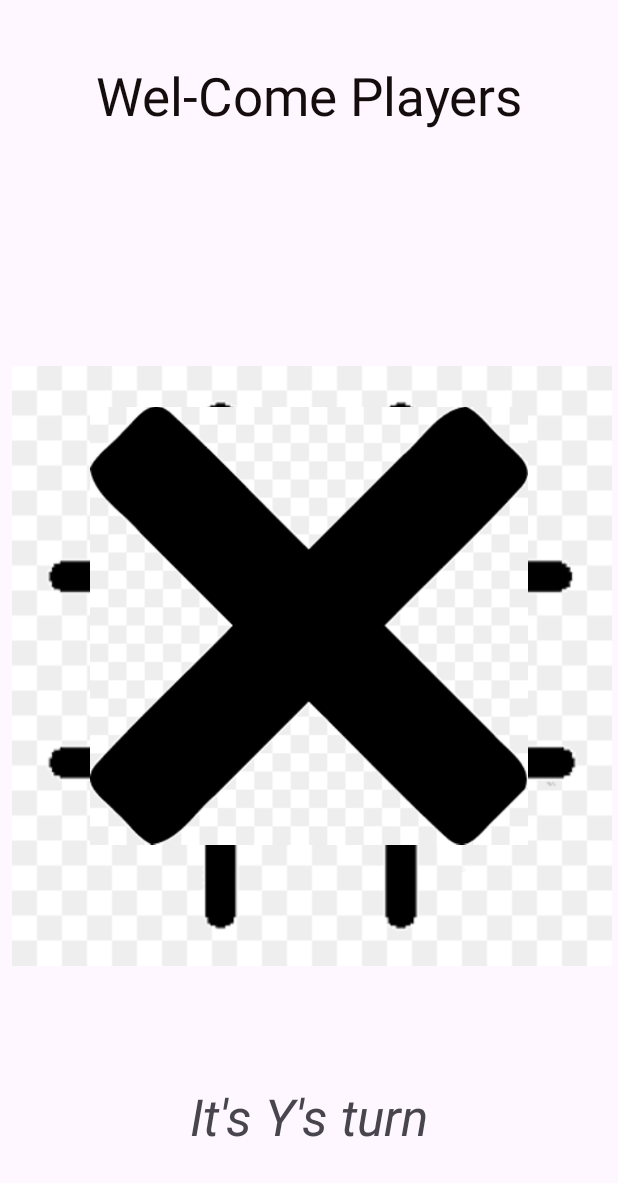
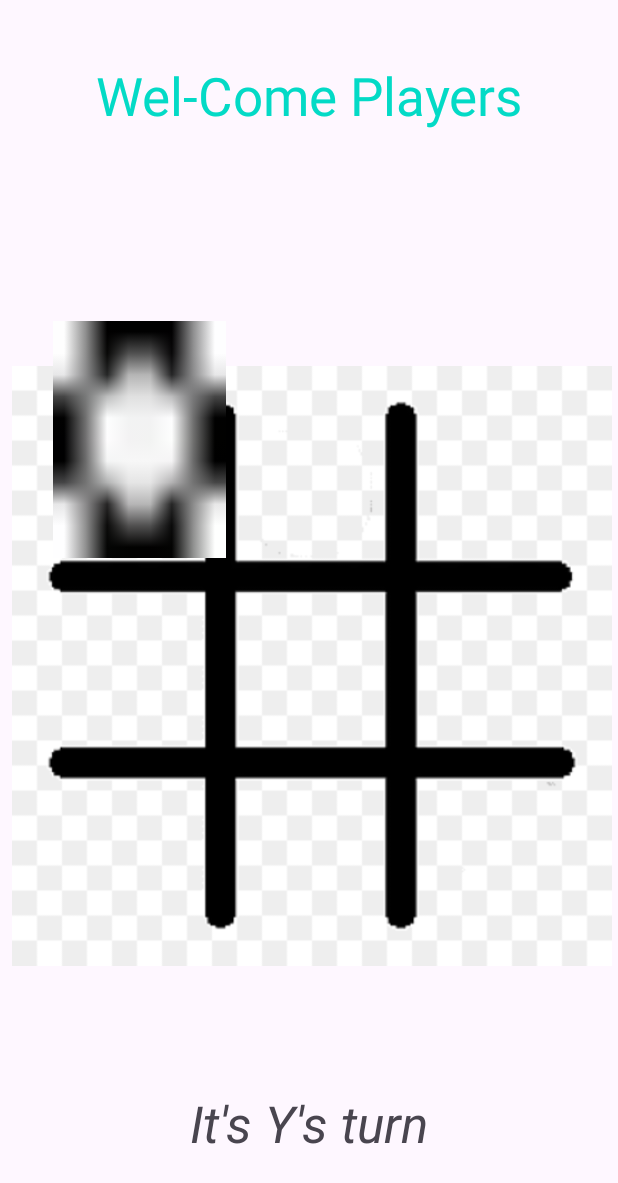
Before and after one commit to rk-3131/Android-Concepts, an Android app: the screen it shows after launch (MainActivity), after a tap on "This is image description", on a phone screen of 412 x 824 dp. Shown: the top 1183 px of the screen. Run offline under Robolectric (Android 15) with nearby library versions, the phone set to English and light mode, and no system bars; Roboto replaces fonts that are not available here.

Commit message:
size of the x and o resized but it is blurr and tie condition prb

```diff
--- a/TicTacToe/app/src/main/java/com/example/tictactoe/MainActivity.java
+++ b/TicTacToe/app/src/main/java/com/example/tictactoe/MainActivity.java
@@ -53,13 +53,13 @@ public class MainActivity extends AppCompatActivity {
         if (gameState[imageNumber] == 2){
 
             if (activePlayer == 0){
-                img.setImageResource(R.drawable.tictacx);
+                img.setImageResource(R.drawable.o_image);
                 activePlayer = 1;
                 gameState[imageNumber] = 0;
                 status = findViewById(R.id.statusText);
                 status.setText("It's Y's turn");
             }else{
-                img.setImageResource(R.drawable.tictaco);
+                img.setImageResource(R.drawable.x_image);
                 activePlayer = 0;
                 gameState[imageNumber] = 1;
                 status = findViewById(R.id.statusText);
@@ -72,9 +72,25 @@ public class MainActivity extends AppCompatActivity {
         for (int [] winPos : winningPositions){
             if (gameState[winPos[0]] != 2 && gameState[winPos[0]] == gameState[winPos[1]] && gameState[winPos[1]] == gameState[winPos[2]]){
                 activeGame= false;
+                status = findViewById(R.id.statusText);
+                if (activePlayer == 0){
+                    status.setText("O has won in life");
+                }else{
+                    status.setText("X has won in life");
+                }
             }
-            activeGame = true;
-            activePlayer = 0;
+        }
+//        Check for the tie
+        boolean flag = true;
+        for (int i = 0; i < gameState.length; i++){
+            if (gameState[i] == 2){
+                flag = false;
+            }
+        }
+        if (flag){
+            status = findViewById(R.id.statusText);
+            status.setText("There is a tie here");
+            resetGame(view);
         }
     }
 
--- a/TicTacToe/app/src/main/res/layout/activity_main.xml
+++ b/TicTacToe/app/src/main/res/layout/activity_main.xml
@@ -13,7 +13,7 @@
         android:layout_marginTop="40dp"
         android:fontFamily="@font/abeezee"
         android:text="@string/Heading"
-        android:textColor="#150D0D"
+        android:textColor="@color/design_default_color_secondary"
         android:textSize="35sp"
         app:layout_constraintEnd_toEndOf="parent"
         app:layout_constraintHorizontal_bias="0.5"
@@ -49,8 +49,8 @@
 
     <LinearLayout
         android:id="@+id/linearLayout"
-        android:layout_width="match_parent"
-        android:layout_height="0dp"
+        android:layout_width="344dp"
+        android:layout_height="459dp"
         android:layout_marginStart="60dp"
         android:layout_marginTop="155dp"
         android:layout_marginEnd="60dp"
@@ -73,6 +73,7 @@
                 android:layout_height="match_parent"
                 android:layout_weight="1"
                 android:contentDescription="@string/img_desc"
+                android:maxWidth="100dp"
                 android:onClick="onTap"
                 android:tag="0" />
 
@@ -82,6 +83,7 @@
                 android:layout_height="match_parent"
                 android:layout_weight="1"
                 android:contentDescription="@string/img_desc"
+                android:maxWidth="100dp"
                 android:onClick="onTap"
                 android:tag="1" />
 
@@ -91,6 +93,7 @@
                 android:layout_height="match_parent"
                 android:layout_weight="1"
                 android:contentDescription="@string/img_desc"
+                android:maxWidth="100dp"
                 android:onClick="onTap"
                 android:tag="2" />
 
@@ -108,6 +111,7 @@
                 android:layout_height="match_parent"
                 android:layout_weight="1"
                 android:contentDescription="@string/img_desc"
+                android:maxWidth="100dp"
                 android:onClick="onTap"
                 android:tag="3" />
 
@@ -117,6 +121,7 @@
                 android:layout_height="match_parent"
                 android:layout_weight="1"
                 android:contentDescription="@string/img_desc"
+                android:maxWidth="100dp"
                 android:onClick="onTap"
                 android:tag="4" />
 
@@ -126,6 +131,7 @@
                 android:layout_height="match_parent"
                 android:layout_weight="1"
                 android:contentDescription="@string/img_desc"
+                android:maxWidth="100dp"
                 android:onClick="onTap"
                 android:tag="5" />
         </LinearLayout>
@@ -142,6 +148,7 @@
                 android:layout_height="match_parent"
                 android:layout_weight="1"
                 android:contentDescription="@string/img_desc"
+                android:maxWidth="100dp"
                 android:onClick="onTap"
                 android:tag="6" />
 
@@ -151,6 +158,7 @@
                 android:layout_height="match_parent"
                 android:layout_weight="1"
                 android:contentDescription="@string/img_desc"
+                android:maxWidth="100dp"
                 android:onClick="onTap"
                 android:tag="7" />
 
@@ -160,6 +168,7 @@
                 android:layout_height="match_parent"
                 android:layout_weight="1"
                 android:contentDescription="@string/img_desc"
+                android:maxWidth="100dp"
                 android:onClick="onTap"
                 android:tag="8" />
         </LinearLayout>
```
Also changed, not shown: TicTacToe/app/src/main/res/drawable/o_image.png (added), TicTacToe/app/src/main/res/drawable/tictaco.png (deleted), TicTacToe/app/src/main/res/drawable/tictacx.png (deleted), TicTacToe/app/src/main/res/drawable/x_image.png (added).
